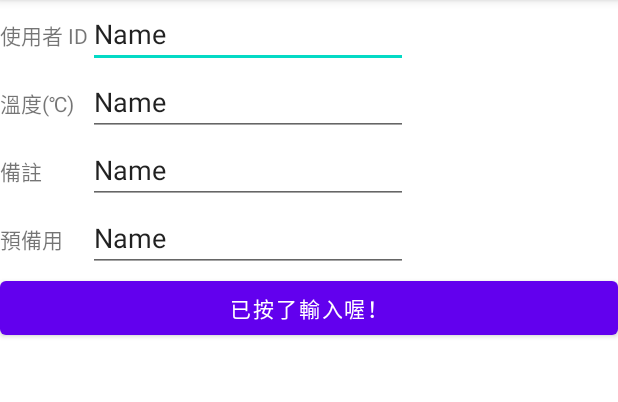
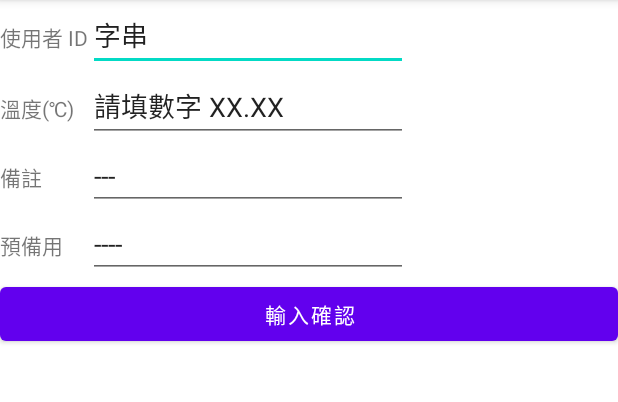
Before and after one commit to wingdar/phone2db, an Android app: the screen it shows after launch (MainActivity), on a phone screen of 412 x 824 dp, the part 84-486 px from its top. Run offline under Robolectric (Android 15) with nearby library versions, the phone set to English and light mode, and no system bars.

Commit message:
修正畫面輸入格顯示內容

```diff
--- a/app/src/main/res/layout/activity_main.xml
+++ b/app/src/main/res/layout/activity_main.xml
@@ -31,7 +31,7 @@
                     android:layout_height="wrap_content"
                     android:ems="10"
                     android:inputType="textPersonName"
-                    android:text="Name" />
+                    android:text="字串" />
             </TableRow>
 
             <TableRow
@@ -50,7 +50,7 @@
                     android:layout_height="wrap_content"
                     android:ems="10"
                     android:inputType="textPersonName"
-                    android:text="Name" />
+                    android:text="請填數字 XX.XX" />
             </TableRow>
 
             <TableRow
@@ -69,7 +69,7 @@
                     android:layout_height="wrap_content"
                     android:ems="10"
                     android:inputType="textPersonName"
-                    android:text="Name" />
+                    android:text="---" />
             </TableRow>
 
             <TableRow
@@ -88,7 +88,7 @@
                     android:layout_height="wrap_content"
                     android:ems="10"
                     android:inputType="textPersonName"
-                    android:text="Name" />
+                    android:text="----" />
             </TableRow>
         </TableLayout>
 
@@ -102,7 +102,7 @@
                 android:layout_width="wrap_content"
                 android:layout_height="wrap_content"
                 android:layout_weight="1"
-                android:text="@string/input_but" />
+                android:text="輸入確認" />
         </LinearLayout>
 
         <ListView
```
